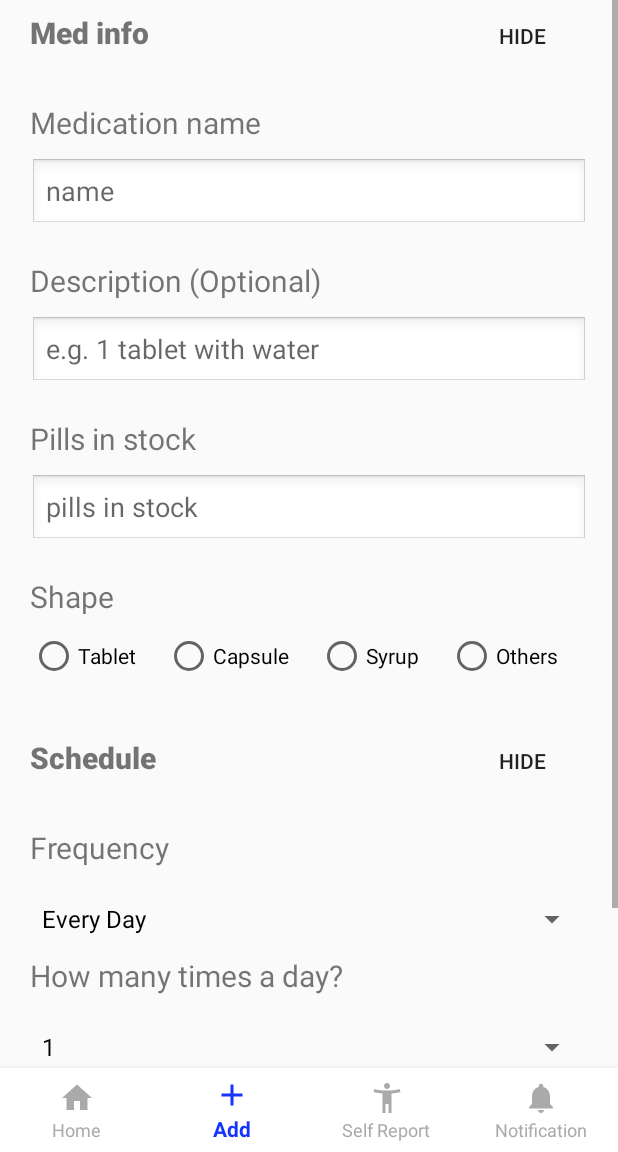
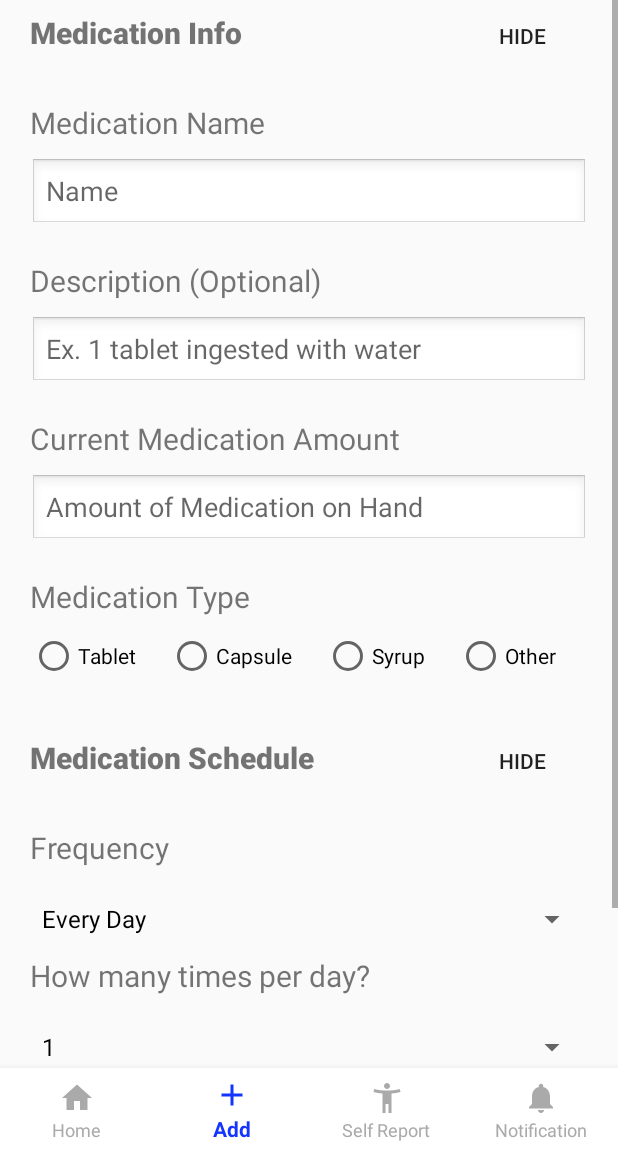
Before and after one commit to TeamSAYY/COMP3004Project, an Android app: the Nav_page screen opened directly, with no data from a screen before it, item 2 of the bottom bar chosen, on a phone screen of 412 x 824 dp, the part 84-1236 px from its top. Run offline under Robolectric (Android 15) with nearby library versions, the phone set to English and light mode, and no system bars; our stand-ins replace ButterKnife, Room's generated code.

Commit message:
Merge remote-tracking branch 'origin/master'
Relabled components and rechecked User Profile activity page

```diff
--- a/app/src/main/AndroidManifest.xml
+++ b/app/src/main/AndroidManifest.xml
@@ -15,9 +15,7 @@
         android:supportsRtl="true"
         android:theme="@style/AppTheme">
 
-        <activity
-            android:name=".New_User_Profile"
-            android:parentActivityName=".Nav_page" /> <!-- <activity android:name=".Frag_Setting"></activity> -->
+        <activity android:name=".New_User_Profile" /> <!-- <activity android:name=".Frag_Setting"></activity> -->
         <activity android:name=".Dose_Page" />
         <activity android:name=".Medicine_List" /> <!-- <activity android:name=".Frag_Notification" /> -->
         <activity android:name=".Nav_page" />
--- a/app/src/main/java/com/example/drmednotifier/Nav_page.java
+++ b/app/src/main/java/com/example/drmednotifier/Nav_page.java
@@ -146,6 +146,11 @@ public class Nav_page extends AppCompatActivity{
         }
     };
 
+    public void click_User_Profile(View view) {
+        Intent i = new Intent(this, New_User_Profile.class);
+        startActivity(i);
+    }
+
 
 
 
--- a/app/src/main/res/layout/activity_new__user__profile.xml
+++ b/app/src/main/res/layout/activity_new__user__profile.xml
@@ -17,7 +17,6 @@
         app:layout_constraintStart_toStartOf="parent"
         app:layout_constraintTop_toTopOf="parent"
         app:navigationIcon="?attr/homeAsUpIndicator"
-
         />
 
     <ScrollView
--- a/app/src/main/res/layout/activity_second_page_get_personaldata.xml
+++ b/app/src/main/res/layout/activity_second_page_get_personaldata.xml
@@ -38,7 +38,7 @@
         android:layout_width="0dp"
         android:layout_height="wrap_content"
         android:fontFamily="sans-serif-black"
-        android:text="May I get your name please?"
+        android:text="Please Enter Your Name"
         android:textAlignment="center"
         android:textColor="#000000"
         android:textSize="30sp"
@@ -69,7 +69,7 @@
         android:layout_width="wrap_content"
         android:layout_height="wrap_content"
         android:fontFamily="sans-serif-black"
-        android:text="May I get your age please?"
+        android:text="Please Enter Your Age"
         android:textAlignment="center"
         android:textColor="#000000"
         android:textSize="30sp"
--- a/app/src/main/res/layout/fragment_frag__add.xml
+++ b/app/src/main/res/layout/fragment_frag__add.xml
@@ -27,7 +27,7 @@
                     android:layout_height="wrap_content"
                     android:layout_weight="1"
                     android:fontFamily="sans-serif-black"
-                    android:text="Med info"
+                    android:text="Medication Info"
                     android:textSize="20sp" />
 
                 <Button
@@ -51,7 +51,7 @@
                     android:id="@+id/text_med_name"
                     android:layout_width="match_parent"
                     android:layout_height="wrap_content"
-                    android:text="Medication name"
+                    android:text="Medication Name"
                     android:textSize="20sp" />
 
                 <EditText
@@ -60,7 +60,7 @@
                     android:layout_height="wrap_content"
                     android:layout_marginTop="10dp"
                     android:background="@android:drawable/edit_text"
-                    android:hint="name"
+                    android:hint="Name"
                     android:inputType="text" />
 
                 <TextView
@@ -77,7 +77,7 @@
                     android:layout_height="wrap_content"
                     android:layout_marginTop="10dp"
                     android:background="@android:drawable/edit_text"
-                    android:hint="e.g. 1 tablet with water"
+                    android:hint="Ex. 1 tablet ingested with water"
                     android:inputType="text" />
 
                 <TextView
@@ -85,7 +85,7 @@
                     android:layout_width="match_parent"
                     android:layout_height="wrap_content"
                     android:layout_marginTop="20dp"
-                    android:text="Pills in stock"
+                    android:text="Current Medication Amount"
                     android:textSize="20sp" />
 
                 <EditText
@@ -94,7 +94,7 @@
                     android:layout_height="wrap_content"
                     android:layout_marginTop="10dp"
                     android:background="@android:drawable/edit_text"
-                    android:hint="pills in stock"
+                    android:hint="Amount of Medication on Hand"
                     android:inputType="number" />
 
                 <TextView
@@ -102,7 +102,7 @@
                     android:layout_width="match_parent"
                     android:layout_height="wrap_content"
                     android:layout_marginTop="20dp"
-                    android:text="Shape"
+                    android:text="Medication Type"
                     android:textSize="20sp" />
 
                 <RadioGroup
@@ -138,7 +138,7 @@
                         android:layout_width="wrap_content"
                         android:layout_height="wrap_content"
                         android:layout_weight="1"
-                        android:text="Others" />
+                        android:text="Other" />
                 </RadioGroup>
 
             </LinearLayout>
@@ -155,7 +155,7 @@
                     android:layout_height="wrap_content"
                     android:layout_weight="1"
                     android:fontFamily="sans-serif-black"
-                    android:text="Schedule"
+                    android:text="Medication Schedule"
                     android:textSize="20sp" />
 
                 <Button
@@ -264,7 +264,7 @@
                     android:id="@+id/text_med_timesaday"
                     android:layout_width="match_parent"
                     android:layout_height="wrap_content"
-                    android:text="How many times a day?"
+                    android:text="How many times per day?"
                     android:textSize="20sp" />
 
                 <Spinner
@@ -308,7 +308,7 @@
                         android:layout_width="match_parent"
                         android:layout_height="wrap_content"
                         android:layout_marginTop="20dp"
-                        android:text="Dose"
+                        android:text="Number of Doses"
                         android:textSize="20sp" />
 
                     <EditText
@@ -316,7 +316,7 @@
                         android:layout_width="match_parent"
                         android:layout_height="wrap_content"
                         android:background="@android:drawable/edit_text"
-                        android:hint="dose"
+                        android:hint="Total Amount of Doses"
                         android:inputType="number" />
 
                 </LinearLayout>
--- a/app/src/main/res/layout/fragment_frag__home.xml
+++ b/app/src/main/res/layout/fragment_frag__home.xml
@@ -13,8 +13,8 @@
         <LinearLayout
             android:layout_width="match_parent"
             android:layout_height="wrap_content"
-            android:orientation="horizontal">
-            //android:onClick="click_name_tag"
+            android:orientation="horizontal"
+            android:onClick="click_User_Profile">
 
             <ImageView
                 android:id="@+id/image_view"
--- a/app/src/main/res/layout/popup_window_layout.xml
+++ b/app/src/main/res/layout/popup_window_layout.xml
@@ -7,12 +7,12 @@
         android:layout_width="match_parent"
         android:layout_height="200dp"
         android:layout_marginTop="50dp"
-        android:text="SELECT PREFER AVATAR"
+        android:padding="5dp"
+        android:text="Select Your Preferred Avatar"
         android:textSize="20dp"
 
 
         />
-
 
     <TextView
         android:layout_width="match_parent"
--- a/app/src/main/res/values/strings.xml
+++ b/app/src/main/res/values/strings.xml
@@ -6,7 +6,7 @@
     <!-- TODO: Remove or change this placeholder text -->
     <string name="hello_blank_fragment">Hello blank fragment</string>
     <string name="new_user_report_title">New User Profile</string>
-    <string name="Title_One">Show Last Dose</string>
+    <string name="Title_One">Display Last Dose</string>
 
 
 </resources>
```
Also changed, not shown: app/src/main/java/com/example/drmednotifier/New_User_Profile.java (+9 -4 lines), app/src/main/res/layout/activity_setting__page.xml (+11 -19 lines), app/src/main/res/layout/fragment_frag__notification.xml (+8 -8 lines).
